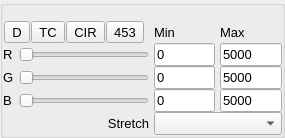
The window that timeseriesviewer/ui/imagechipviewsettings.ui (jakimowb/eo-time-series-viewer) describes before a commit, drawn with Qt 5.
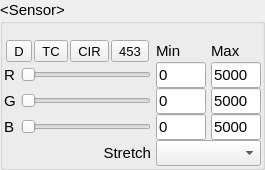
The same window after the commit.

Diff of the .ui file:
```diff
--- a/timeseriesviewer/ui/imagechipviewsettings.ui
+++ b/timeseriesviewer/ui/imagechipviewsettings.ui
@@ -6,8 +6,8 @@
    <rect>
     <x>0</x>
     <y>0</y>
-    <width>285</width>
-    <height>137</height>
+    <width>263</width>
+    <height>154</height>
    </rect>
   </property>
   <property name="sizePolicy">
@@ -18,27 +18,27 @@
   </property>
   <property name="font">
    <font>
-    <pointsize>10</pointsize>
+    <pointsize>11</pointsize>
    </font>
   </property>
   <property name="windowTitle">
    <string>GroupBox</string>
   </property>
   <property name="title">
-   <string/>
+   <string>&lt;Sensor&gt;</string>
   </property>
   <property name="flat">
-   <bool>false</bool>
+   <bool>true</bool>
   </property>
   <property name="checkable">
    <bool>false</bool>
   </property>
   <layout class="QVBoxLayout" name="verticalLayout">
    <property name="spacing">
-    <number>0</number>
+    <number>1</number>
    </property>
    <property name="margin">
-    <number>0</number>
+    <number>1</number>
    </property>
    <item>
     <layout class="QGridLayout" name="bandSelectionGridLayout" rowstretch="0,0,0,0,0,0" columnstretch="0,0,0,0">
@@ -147,7 +147,7 @@
         </size>
        </property>
        <property name="text">
-        <string/>
+        <string>&lt;RGB Bands&gt;</string>
        </property>
       </widget>
      </item>
```
